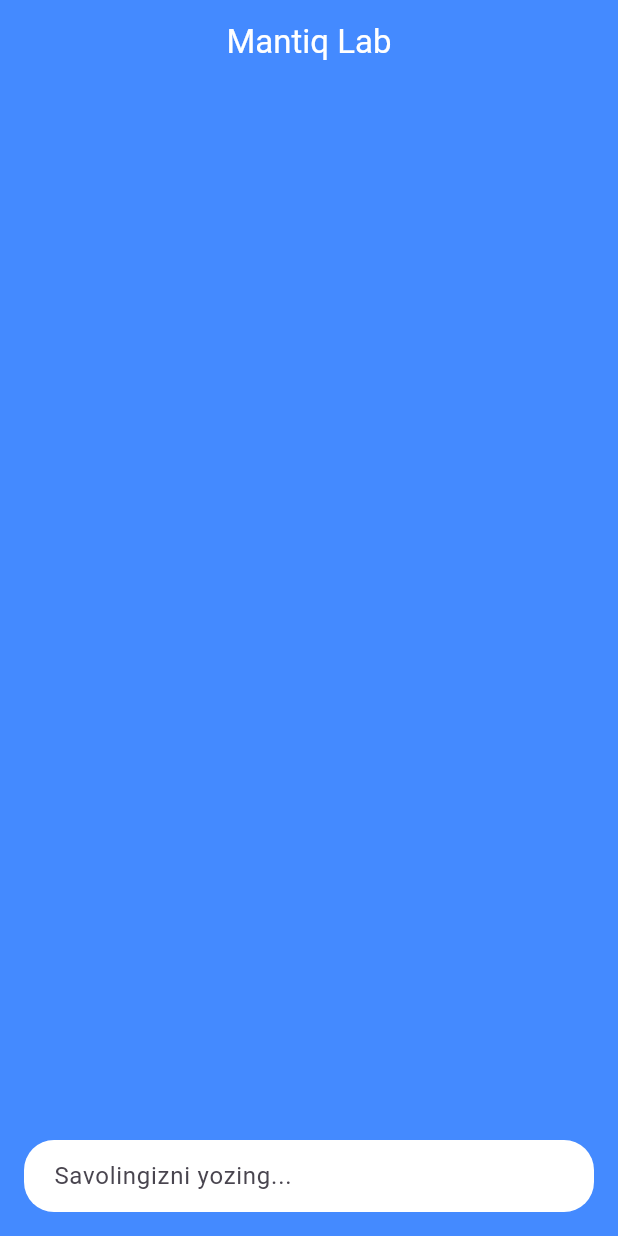
After one commit to TursunaliyevDeveloper/SuperAi, a Flutter app: the screen it shows after launch, on a phone screen of 412 x 824 dp. The commit adds this screen. Run offline on Flutter 3.47's test engine with Material 3 defaults, Android fonts, the phone set to English and light mode, and no system bars; drawn by our look-alikes of dash_chat_2; our stand-ins replace flutter_gemini.

Commit message:
update: codes and change icon with name app

```diff
--- a/lib/domain/consts.dart
+++ b/lib/domain/consts.dart
@@ -1 +1 @@
-const String Gemini_Ai_Api_Key="AIzaSyBETgiTn5zNoXVhMD25bo5YdB-25jmOlC8";
+const String Gemini_Ai_Api_Key = "AIzaSyBhxbn3u1kHnQxbZaMty3pWMB6BEnsVVg8";
--- /dev/null
+++ b/lib/imports/imports.dart
@@ -0,0 +1,6 @@
+export 'package:flutter/material.dart';
+export 'package:flutter_gemini/flutter_gemini.dart';
+export 'package:dash_chat_2/dash_chat_2.dart';
+export 'package:MantiqLab/domain/consts.dart';
+export 'package:MantiqLab/logic/logic.dart';
+export 'package:MantiqLab/ui/chat_ui.dart';
--- /dev/null
+++ b/lib/ui/chat_ui.dart
@@ -0,0 +1,64 @@
+import '../imports/imports.dart';
+
+class ChatScreen extends StatefulWidget {
+  const ChatScreen({super.key});
+
+  @override
+  State<ChatScreen> createState() => _ChatScreenState();
+}
+
+class _ChatScreenState extends State<ChatScreen> {
+  final ChatController controller = ChatController();
+  final Color _backgroundColor = Colors.blueAccent;
+
+  void updateUI() {
+    if (!mounted) return;
+    setState(() {});
+  }
+
+  @override
+  Widget build(BuildContext context) {
+    return Scaffold(
+      backgroundColor: _backgroundColor,
+      appBar: AppBar(
+        centerTitle: true,
+        title: const Text("Mantiq Lab", style: TextStyle(color: Colors.white)),
+        backgroundColor: _backgroundColor,
+      ),
+      body: SafeArea(
+        child: Padding(
+          padding: const EdgeInsets.all(8.0),
+          child: DashChat(
+            currentUser: controller.currentUser,
+            messages: controller.messages,
+            onSend: (ChatMessage message) {
+              controller.sendMessage(message, updateUI);
+            },
+            messageOptions: MessageOptions(currentUserTextColor: Colors.white),
+            inputOptions: InputOptions(
+              inputDecoration: InputDecoration(
+                hintText: "Savolingizni yozing...",
+                fillColor: Colors.white,
+                filled: true,
+                contentPadding: const EdgeInsets.symmetric(
+                  horizontal: 16,
+                  vertical: 12,
+                ),
+                border: OutlineInputBorder(
+                  borderRadius: BorderRadius.circular(20),
+                  borderSide: BorderSide.none,
+                ),
+              ),
+              sendButtonBuilder: (onSend) {
+                return IconButton(
+                  onPressed: onSend,
+                  icon: const Icon(Icons.send, color: Colors.white),
+                );
+              },
+            ),
+          ),
+        ),
+      ),
+    );
+  }
+}
--- a/pubspec.yaml
+++ b/pubspec.yaml
@@ -1,5 +1,5 @@
-name: SuperAi
-description: "A new Flutter project."
+name: MantiqLab
+description: "MantiqLab"
 publish_to: 'none'
 version: 1.0.0+1
 environment:
@@ -8,9 +8,9 @@ dependencies:
   flutter:
     sdk: flutter
   cupertino_icons: ^1.0.8
-  dash_chat_2: ^0.0.21
   flutter_gemini: ^3.0.0
   image_picker: ^1.1.2
+  dash_chat_2: ^0.0.21
 dev_dependencies:
   flutter_test:
     sdk: flutter
```
Also changed, not shown: lib/logic/logic.dart (added, +83 -0 lines), lib/main.dart (+5 -14 lines), lib/presentation/chat_ui.dart (deleted, +0 -114 lines), lib/screens/screenshot.png (added), pubspec.lock, 18 other files.
